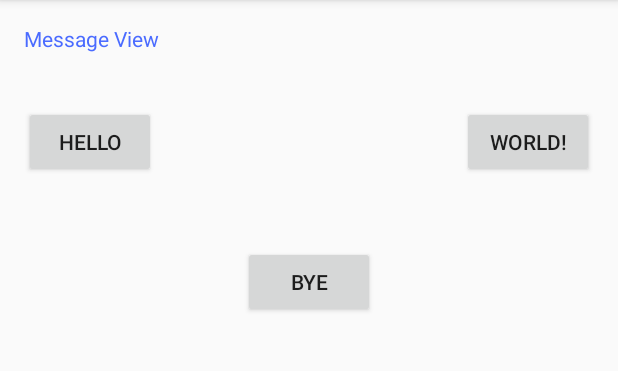
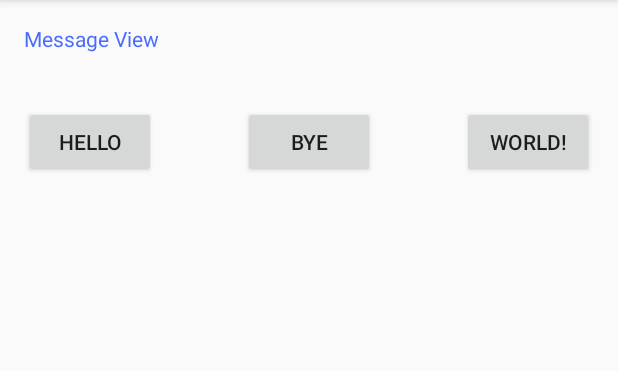
Before and after one commit to frankfmwu/MyAndroidTest, an Android app: the screen it shows after launch (MainActivity), on a phone screen of 412 x 824 dp, the part 84-455 px from its top. Run offline under Robolectric (Android 15) with nearby library versions, the phone set to English and light mode, and no system bars.

Commit message:
Test to push to remote

```diff
--- a/app/src/main/res/layout/activity_main.xml
+++ b/app/src/main/res/layout/activity_main.xml
@@ -44,7 +44,6 @@
         android:layout_height="wrap_content"
         android:text="@string/MsgBtn3"
         android:id="@+id/msgBtn3"
-        android:layout_below="@+id/msgBtn2"
-        android:layout_centerHorizontal="true"
-        android:layout_marginTop="45dp" />
+        android:layout_alignTop="@+id/msgBtn2"
+        android:layout_centerHorizontal="true" />
 </RelativeLayout>
```
